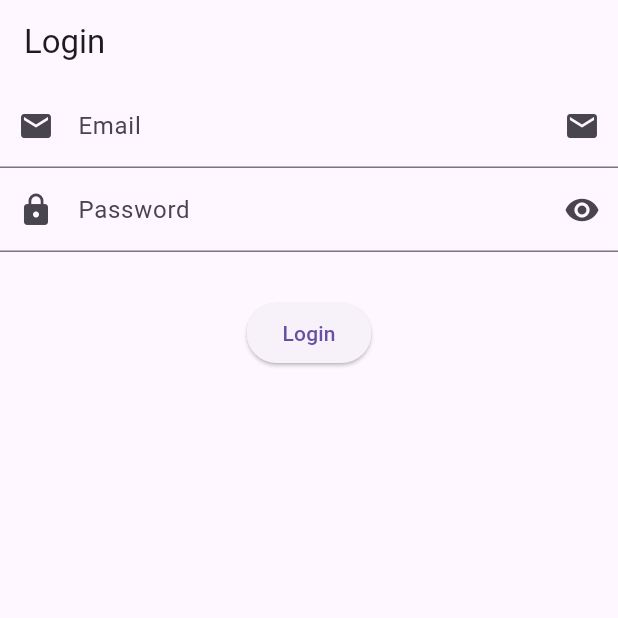
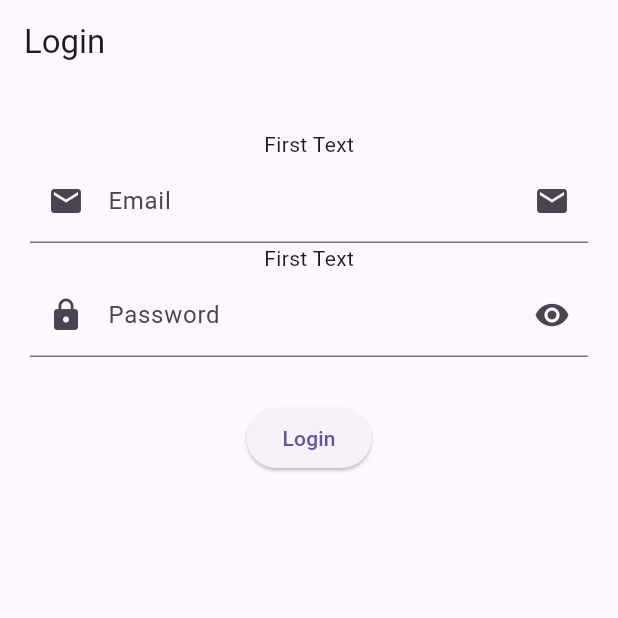
Before and after one commit to MuhammadAliKust/Flutter-B7, a Flutter app: the screen it shows after launch, on a phone screen of 412 x 824 dp, the top half of it. Run offline on Flutter 3.47's test engine with Material 3 defaults, Android fonts, the phone set to English and light mode, and no system bars.

Commit message:
Padding Done

```diff
--- a/lib/login.dart
+++ b/lib/login.dart
@@ -9,8 +9,12 @@ class LoginView extends StatelessWidget {
       appBar: AppBar(
         title: Text("Login"),
       ),
-      body: Column(
+      body: Padding(
+        padding: const EdgeInsets.symmetric(horizontal: 20.0,vertical: 30),
+
+        child: Column(
           children: [
+            Text("First Text"),
             TextField(
               keyboardType: TextInputType.emailAddress,
               decoration: InputDecoration(
@@ -19,6 +23,8 @@ class LoginView extends StatelessWidget {
                   prefixIcon: Icon(Icons.email),
                   suffixIcon: Icon(Icons.email)),
             ),
+
+            Text("First Text"),
             TextField(
               keyboardType: TextInputType.emailAddress,
               // obscureText: true,
@@ -28,9 +34,12 @@ class LoginView extends StatelessWidget {
                   prefixIcon: Icon(Icons.lock),
                   suffixIcon: Icon(Icons.visibility)),
             ),
-          SizedBox(height: 30,),
-          ElevatedButton(onPressed: (){}, child: Text("Login"))
+            SizedBox(
+              height: 30,
+            ),
+            ElevatedButton(onPressed: () {}, child: Text("Login"))
           ],
+        ),
       ),
     );
   }
```
Lines whose indentation alone changed are shown as unchanged.
